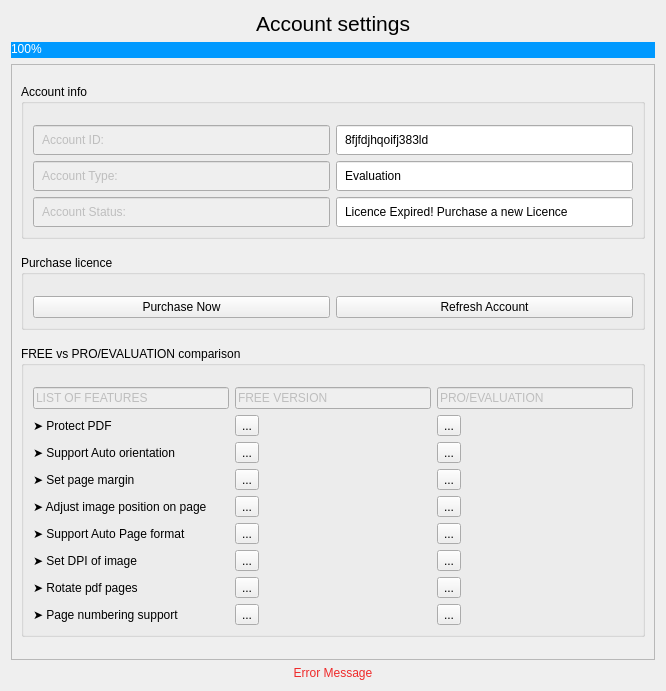
The window that src/account.ui (rishabh3354/JPG2PDF) describes before a commit, drawn with Qt 5.
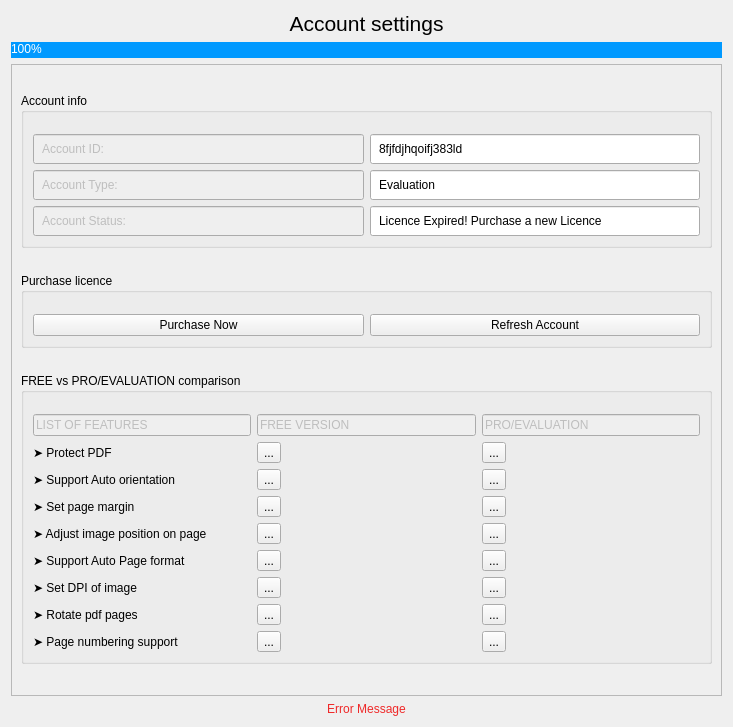
The same window after the commit. Icons and pictures are not drawn.

Patch:
```diff
--- a/src/account.ui
+++ b/src/account.ui
@@ -6,8 +6,8 @@
    <rect>
     <x>0</x>
     <y>0</y>
-    <width>666</width>
-    <height>691</height>
+    <width>733</width>
+    <height>727</height>
    </rect>
   </property>
   <property name="windowTitle">
@@ -90,8 +90,8 @@
        <rect>
         <x>0</x>
         <y>0</y>
-        <width>632</width>
-        <height>626</height>
+        <width>713</width>
+        <height>627</height>
        </rect>
       </property>
       <layout class="QVBoxLayout" name="verticalLayout_2">
```
